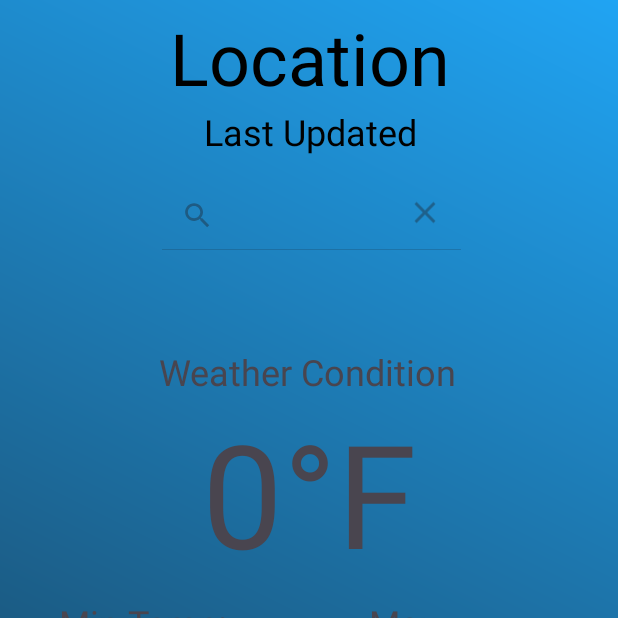
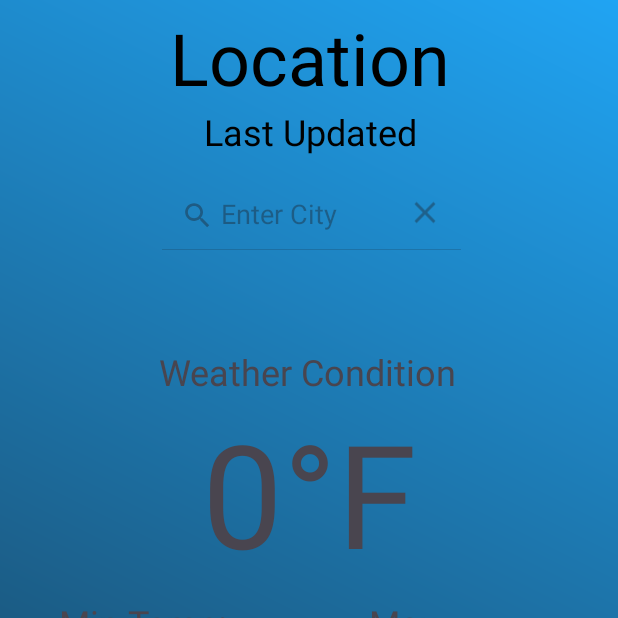
Before and after one commit to malabudi/Projecct4-CIS436, an Android app: the screen it shows after launch (MainActivity), after a tap on "Search", on a phone screen of 412 x 824 dp, the top half of it. Run offline under Robolectric (Android 15) with nearby library versions, the phone set to English and light mode, and no system bars; our stand-ins replace Volley.

Commit message:
Added hint text in search view

```diff
--- a/app/src/main/res/layout/fragment_location.xml
+++ b/app/src/main/res/layout/fragment_location.xml
@@ -9,7 +9,7 @@
 
     <TextView
         android:id="@+id/cityLocationText"
-        android:layout_width="217dp"
+        android:layout_width="362dp"
         android:layout_height="65dp"
         android:text="Location"
         android:textAlignment="center"
@@ -51,6 +51,7 @@
         android:id="@+id/SearchView"
         android:layout_width="215dp"
         android:layout_height="49dp"
+        android:queryHint="Enter City"
         app:layout_constraintBottom_toBottomOf="parent"
         app:layout_constraintEnd_toEndOf="parent"
         app:layout_constraintHorizontal_bias="0.505"
```
